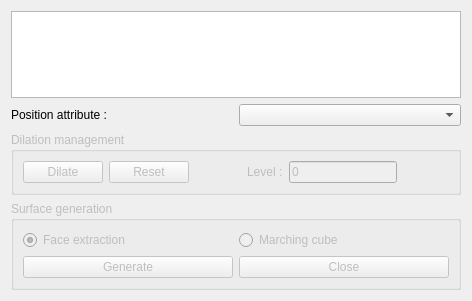
This is forms/dialog_generationCage.ui in abletterer/surface_generationCage as Qt 5 draws it before an edit. The edited form follows.
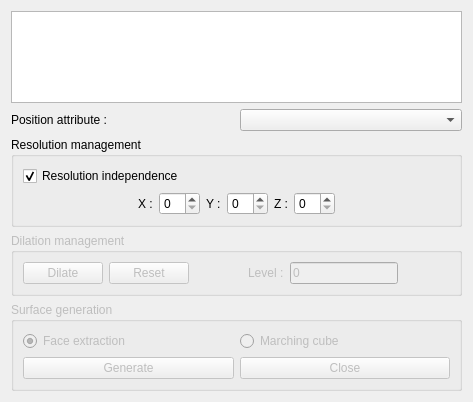
This is the edited form.

```diff
--- a/forms/dialog_generationCage.ui
+++ b/forms/dialog_generationCage.ui
@@ -6,8 +6,8 @@
    <rect>
     <x>0</x>
     <y>0</y>
-    <width>472</width>
-    <height>301</height>
+    <width>473</width>
+    <height>402</height>
    </rect>
   </property>
   <property name="windowTitle">
@@ -38,6 +38,85 @@
      </item>
     </layout>
    </item>
+   <item>
+    <widget class="QGroupBox" name="groupBox">
+     <property name="title">
+      <string>Resolution management</string>
+     </property>
+     <layout class="QVBoxLayout" name="verticalLayout_3">
+      <item>
+       <widget class="QCheckBox" name="check_resolution">
+        <property name="text">
+         <string>Resolution independence</string>
+        </property>
+        <property name="checked">
+         <bool>true</bool>
+        </property>
+       </widget>
+      </item>
+      <item>
+       <layout class="QHBoxLayout" name="horizontalLayout">
+        <item>
+         <spacer name="horizontalSpacer">
+          <property name="orientation">
+           <enum>Qt::Horizontal</enum>
+          </property>
+          <property name="sizeHint" stdset="0">
+           <size>
+            <width>40</width>
+            <height>20</height>
+           </size>
+          </property>
+         </spacer>
+        </item>
+        <item>
+         <widget class="QLabel" name="label_3">
+          <property name="text">
+           <string>X :</string>
+          </property>
+         </widget>
+        </item>
+        <item>
+         <widget class="QSpinBox" name="spin_resolution_x"/>
+        </item>
+        <item>
+         <widget class="QLabel" name="label_4">
+          <property name="text">
+           <string>Y :</string>
+          </property>
+         </widget>
+        </item>
+        <item>
+         <widget class="QSpinBox" name="spin_resolution_y"/>
+        </item>
+        <item>
+         <widget class="QLabel" name="label_5">
+          <property name="text">
+           <string>Z :</string>
+          </property>
+         </widget>
+        </item>
+        <item>
+         <widget class="QSpinBox" name="spin_resolution_z"/>
+        </item>
+        <item>
+         <spacer name="horizontalSpacer_2">
+          <property name="orientation">
+           <enum>Qt::Horizontal</enum>
+          </property>
+          <property name="sizeHint" stdset="0">
+           <size>
+            <width>40</width>
+            <height>20</height>
+           </size>
+          </property>
+         </spacer>
+        </item>
+       </layout>
+      </item>
+     </layout>
+    </widget>
+   </item>
    <item>
     <widget class="QGroupBox" name="group_dilate">
      <property name="enabled">
```
